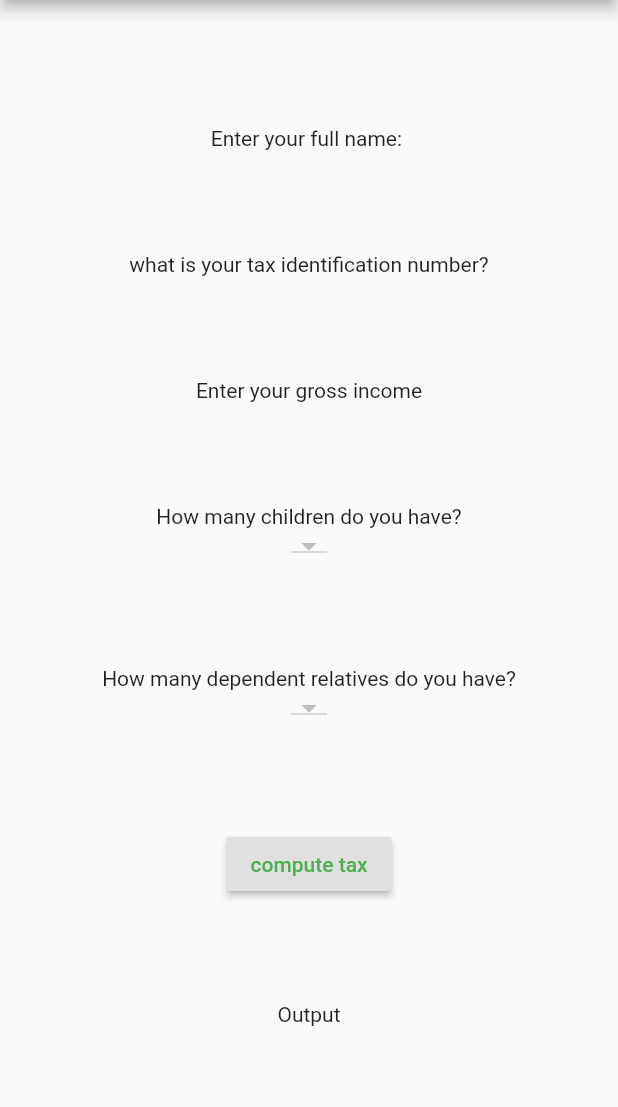
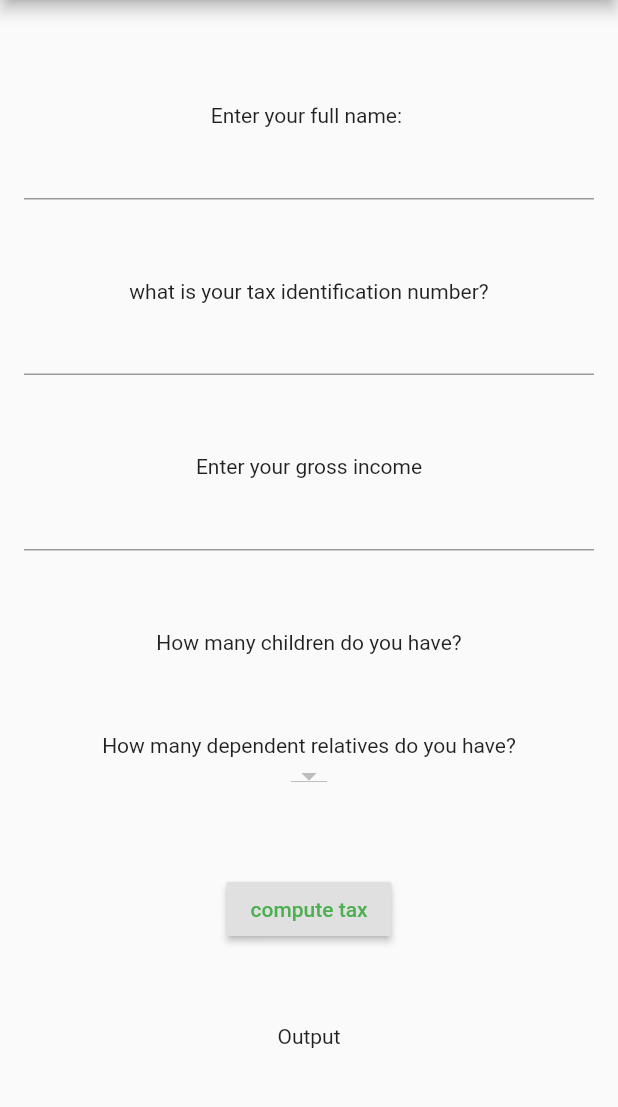
Before and after one commit to innthomas/tax_app, a Flutter app: the screen it shows after launch, on a phone screen of 412 x 824 dp, the part 84-1191 px from its top. Run offline on Flutter 3.47's test engine with Material 2 defaults, Android fonts, the phone set to English and light mode, and no system bars.

Commit message:
new commit

```diff
--- a/pita_app/lib/main.dart
+++ b/pita_app/lib/main.dart
@@ -12,6 +12,9 @@ class MyApp extends StatefulWidget {
 }
 
 class _MyAppState extends State<MyApp> {
+  String dropDownValue = 'one';
+  //final List<int> _nchildren = [1, 2];
+  //final List<int> _nrelatives = [1, 2];
   @override
   Widget build(BuildContext context) {
     return Scaffold(
@@ -25,16 +28,21 @@ class _MyAppState extends State<MyApp> {
             children: <Widget>[
               Spacer(),
               Text("Enter your full name: "),
+              TextField(),
               Spacer(),
               Text("what is your tax identification number?"),
+              TextField(),
               Spacer(),
               Text("Enter your gross income"),
+              TextField(),
               Spacer(),
               Text("How many children do you have?"),
-              DropdownButton(items: null, onChanged: null),
               Spacer(),
               Text("How many dependent relatives do you have?"),
-              DropdownButton(items: null, onChanged: null),
+              DropdownButton(
+                items: null,
+                onChanged: null,
+              ),
               Spacer(),
               RaisedButton(
                   child: Text("compute tax"),
```
